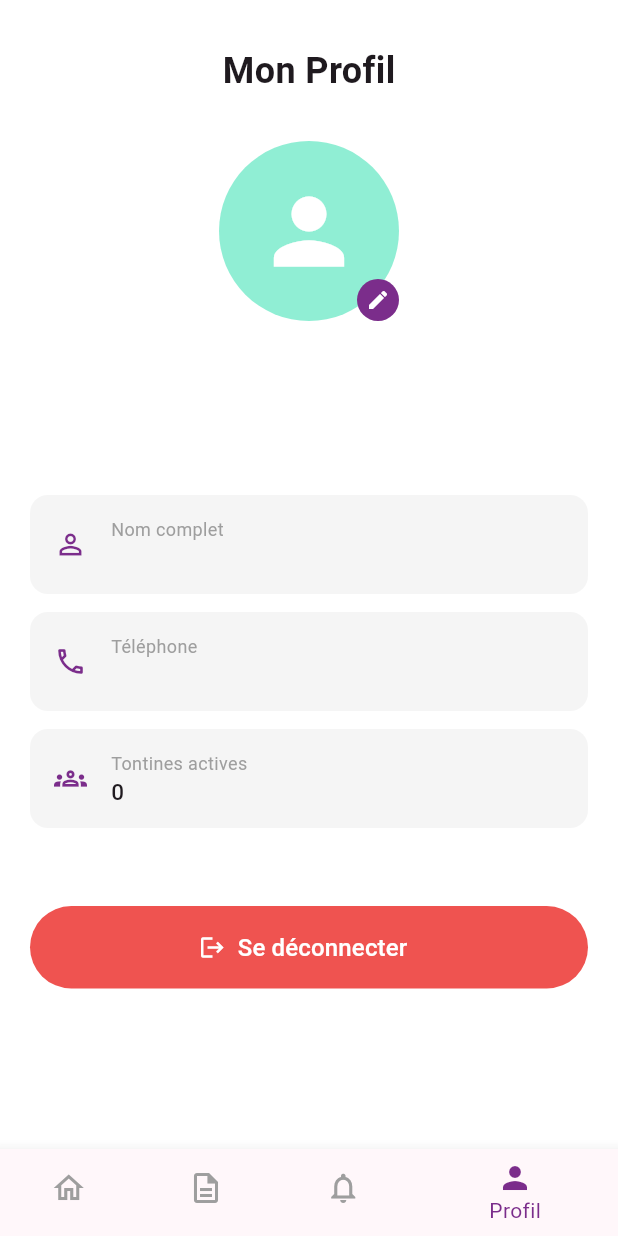
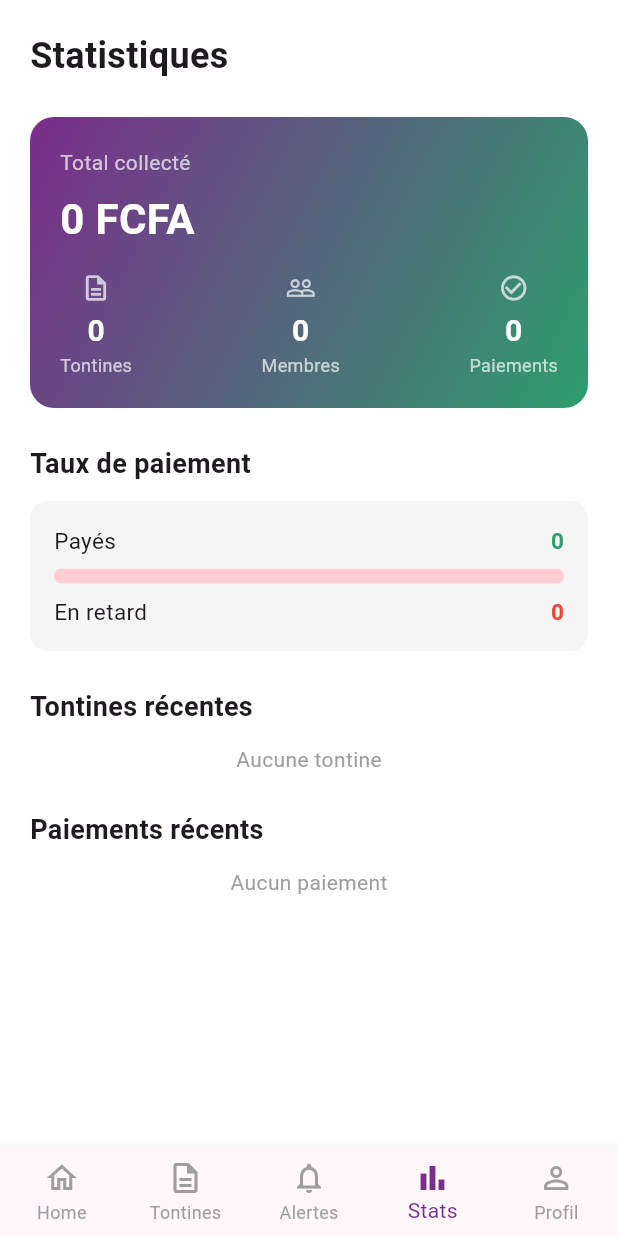
Before and after one commit to Marino0503/njangui, a Flutter app: the MainScreen screen opened directly, item 4 of the bottom bar chosen, on a phone screen of 412 x 824 dp. Run offline on Flutter 3.47's test engine with Material 3 defaults, Android fonts, the phone set to English and light mode, and no system bars; our stand-ins replace cloud_firestore, firebase_auth, firebase_core; accounts and stored records are empty.

Commit message:
feat:Statistiques et rapport

```diff
--- a/lib/screens/main_screen.dart
+++ b/lib/screens/main_screen.dart
@@ -1,9 +1,12 @@
 import 'package:flutter/material.dart';
 import '../data/notifications_data.dart';
+import '../services/firestore_service.dart';
+import '../models/notification_model.dart';
 import 'home_screen.dart';
 import 'tontines_screen.dart';
 import 'profil_screen.dart';
 import 'notification_screen.dart';
+import 'statistiques_screen.dart';
 
 class MainScreen extends StatefulWidget {
   const MainScreen({super.key});
@@ -14,12 +17,12 @@ class MainScreen extends StatefulWidget {
 
 class _MainScreenState extends State<MainScreen> {
   int _currentIndex = 0;
-  final NotificationsData _notifData = NotificationsData();
 
   final List<Widget> _pages = const [
     HomeScreen(),
     TontinesScreen(),
     NotificationScreen(),
+    StatistiquesScreen(),
     ProfilScreen(),
   ];
 
@@ -27,13 +30,20 @@ class _MainScreenState extends State<MainScreen> {
   Widget build(BuildContext context) {
     return Scaffold(
       body: _pages[_currentIndex],
-      bottomNavigationBar: BottomNavigationBar(
+      bottomNavigationBar: StreamBuilder<List<NotificationModel>>(
+        stream: FirestoreService().getNotifications(),
+        builder: (context, snapshot) {
+          final notifications = snapshot.data ?? [];
+          final nonLues = notifications.where((n) => !n.lu).length;
+
+          return BottomNavigationBar(
             currentIndex: _currentIndex,
             onTap: (index) {
               setState(() => _currentIndex = index);
             },
             selectedItemColor: const Color(0xFF7B2D8B),
             unselectedItemColor: Colors.grey,
+            type: BottomNavigationBarType.fixed,
             items: [
               const BottomNavigationBarItem(
                 icon: Icon(Icons.home_outlined),
@@ -46,19 +56,25 @@ class _MainScreenState extends State<MainScreen> {
                 label: 'Tontines',
               ),
 
-          // ── Icône notifications avec badge ──
+              // ── Notifications avec badge ──
               BottomNavigationBarItem(
                 icon: Badge(
-              isLabelVisible: _notifData.nonLues > 0,
-              label: Text('${_notifData.nonLues}'),
+                  isLabelVisible: nonLues > 0,
+                  label: Text('$nonLues'),
                   child: const Icon(Icons.notifications_outlined),
                 ),
                 activeIcon: Badge(
-              isLabelVisible: _notifData.nonLues > 0,
-              label: Text('${_notifData.nonLues}'),
+                  isLabelVisible: nonLues > 0,
+                  label: Text('$nonLues'),
                   child: const Icon(Icons.notifications),
                 ),
                 label: 'Alertes',
+              ),
+
+              const BottomNavigationBarItem(
+                icon: Icon(Icons.bar_chart_outlined),
+                activeIcon: Icon(Icons.bar_chart),
+                label: 'Stats',
               ),
 
               const BottomNavigationBarItem(
@@ -67,6 +83,8 @@ class _MainScreenState extends State<MainScreen> {
                 label: 'Profil',
               ),
             ],
+          );
+        },
       ),
     );
   }
--- /dev/null
+++ b/lib/screens/statistiques_screen.dart
@@ -0,0 +1,409 @@
+import 'package:flutter/material.dart';
+import '../services/firestore_service.dart';
+import '../models/tontine.dart';
+import '../models/paiement.dart';
+import '../utils/formatage.dart';
+import '../widgets/error_state.dart';
+
+class StatistiquesScreen extends StatelessWidget {
+  const StatistiquesScreen({super.key});
+
+  @override
+  Widget build(BuildContext context) {
+    return Scaffold(
+      backgroundColor: Colors.white,
+      body: SafeArea(
+        child: SingleChildScrollView(
+          padding: const EdgeInsets.symmetric(horizontal: 20),
+          child: Column(
+            crossAxisAlignment: CrossAxisAlignment.start,
+            children: [
+              const SizedBox(height: 20),
+
+              // ── Titre ──
+              const Text(
+                'Statistiques',
+                style: TextStyle(fontSize: 24, fontWeight: FontWeight.bold),
+              ),
+
+              const SizedBox(height: 24),
+
+              // ── Stats globales ──
+              StreamBuilder<Map<String, dynamic>>(
+                stream: FirestoreService().getStats(),
+                builder: (context, snapshot) {
+                  if (snapshot.connectionState == ConnectionState.waiting) {
+                    return const Center(
+                      child: CircularProgressIndicator(
+                        color: Color(0xFF2E9E6E),
+                      ),
+                    );
+                  }
+
+                  if (snapshot.hasError) {
+                    return ErrorState(
+                      message: 'Impossible de charger les statistiques.',
+                      onReessayer: () {},
+                    );
+                  }
+
+                  final stats = snapshot.data ?? {};
+                  final nombreTontines = stats['nombreTontines'] ?? 0;
+                  final nombreMembres = stats['nombreMembres'] ?? 0;
+                  final totalPaye = stats['totalPaye'] ?? 0.0;
+                  final nombrePaies = stats['nombrePaies'] ?? 0;
+                  final nombreRetards = stats['nombreRetards'] ?? 0;
+
+                  return Column(
+                    crossAxisAlignment: CrossAxisAlignment.start,
+                    children: [
+                      // ── Carte principale ──
+                      Container(
+                        width: double.infinity,
+                        padding: const EdgeInsets.all(20),
+                        decoration: BoxDecoration(
+                          gradient: const LinearGradient(
+                            colors: [Color(0xFF7B2D8B), Color(0xFF2E9E6E)],
+                            begin: Alignment.topLeft,
+                            end: Alignment.bottomRight,
+                          ),
+                          borderRadius: BorderRadius.circular(16),
+                        ),
+                        child: Column(
+                          crossAxisAlignment: CrossAxisAlignment.start,
+                          children: [
+                            const Text(
+                              'Total collecté',
+                              style: TextStyle(
+                                fontSize: 14,
+                                color: Colors.white70,
+                              ),
+                            ),
+                            const SizedBox(height: 8),
+                            Text(
+                              Formatage.montant((totalPaye as num).toDouble()),
+                              style: const TextStyle(
+                                fontSize: 28,
+                                fontWeight: FontWeight.bold,
+                                color: Colors.white,
+                              ),
+                            ),
+                            const SizedBox(height: 16),
+                            Row(
+                              mainAxisAlignment: MainAxisAlignment.spaceBetween,
+                              children: [
+                                _buildMiniStat(
+                                  '$nombreTontines',
+                                  'Tontines',
+                                  Icons.description_outlined,
+                                ),
+                                _buildMiniStat(
+                                  '$nombreMembres',
+                                  'Membres',
+                                  Icons.people_outline,
+                                ),
+                                _buildMiniStat(
+                                  '$nombrePaies',
+                                  'Paiements',
+                                  Icons.check_circle_outline,
+                                ),
+                              ],
+                            ),
+                          ],
+                        ),
+                      ),
+
+                      const SizedBox(height: 24),
+
+                      // ── Taux de paiement ──
+                      const Text(
+                        'Taux de paiement',
+                        style: TextStyle(
+                          fontSize: 18,
+                          fontWeight: FontWeight.bold,
+                        ),
+                      ),
+
+                      const SizedBox(height: 12),
+
+                      Container(
+                        width: double.infinity,
+                        padding: const EdgeInsets.all(16),
+                        decoration: BoxDecoration(
+                          color: Colors.grey.shade100,
+                          borderRadius: BorderRadius.circular(12),
+                        ),
+                        child: Column(
+                          children: [
+                            Row(
+                              mainAxisAlignment: MainAxisAlignment.spaceBetween,
+                              children: [
+                                const Text(
+                                  'Payés',
+                                  style: TextStyle(fontSize: 15),
+                                ),
+                                Text(
+                                  '$nombrePaies',
+                                  style: const TextStyle(
+                                    fontSize: 15,
+                                    fontWeight: FontWeight.bold,
+                                    color: Color(0xFF2E9E6E),
+                                  ),
+                                ),
+                              ],
+                            ),
+                            const SizedBox(height: 8),
+
+                            // Barre de progression
+                            ClipRRect(
+                              borderRadius: BorderRadius.circular(10),
+                              child: LinearProgressIndicator(
+                                value: nombrePaies + nombreRetards > 0
+                                    ? nombrePaies /
+                                          (nombrePaies + nombreRetards)
+                                    : 0,
+                                backgroundColor: Colors.red.shade100,
+                                valueColor: const AlwaysStoppedAnimation<Color>(
+                                  Color(0xFF2E9E6E),
+                                ),
+                                minHeight: 10,
+                              ),
+                            ),
+
+                            const SizedBox(height: 8),
+                            Row(
+                              mainAxisAlignment: MainAxisAlignment.spaceBetween,
+                              children: [
+                                const Text(
+                                  'En retard',
+                                  style: TextStyle(fontSize: 15),
+                                ),
+                                Text(
+                                  '$nombreRetards',
+                                  style: const TextStyle(
+                                    fontSize: 15,
+                                    fontWeight: FontWeight.bold,
+                                    color: Colors.red,
+                                  ),
+                                ),
+                              ],
+                            ),
+                          ],
+                        ),
+                      ),
+
+                      const SizedBox(height: 24),
+
+                      // ── Tontines récentes ──
+                      const Text(
+                        'Tontines récentes',
+                        style: TextStyle(
+                          fontSize: 18,
+                          fontWeight: FontWeight.bold,
+                        ),
+                      ),
+
+                      const SizedBox(height: 12),
+
+                      StreamBuilder<List<Tontine>>(
+                        stream: FirestoreService().getTontines(),
+                        builder: (context, tontinesSnapshot) {
+                          final tontines = tontinesSnapshot.data ?? [];
+
+                          if (tontines.isEmpty) {
+                            return const Center(
+                              child: Text(
+                                'Aucune tontine',
+                                style: TextStyle(color: Colors.grey),
+                              ),
+                            );
+                          }
+
+                          return Column(
+                            children: tontines
+                                .take(3)
+                                .map((t) => _buildTontineStat(t))
+                                .toList(),
+                          );
+                        },
+                      ),
+
+                      const SizedBox(height: 24),
+
+                      // ── Paiements récents ──
+                      const Text(
+                        'Paiements récents',
+                        style: TextStyle(
+                          fontSize: 18,
+                          fontWeight: FontWeight.bold,
+                        ),
+                      ),
+
+                      const SizedBox(height: 12),
+
+                      StreamBuilder<List<Paiement>>(
+                        stream: FirestoreService().getTousPaiements(),
+                        builder: (context, paiementsSnapshot) {
+                          final paiements = paiementsSnapshot.data ?? [];
+
+                          if (paiements.isEmpty) {
+                            return const Center(
+                              child: Text(
+                                'Aucun paiement',
+                                style: TextStyle(color: Colors.grey),
+                              ),
+                            );
+                          }
+
+                          return Column(
+                            children: paiements
+                                .take(5)
+                                .map((p) => _buildPaiementStat(p))
+                                .toList(),
+                          );
+                        },
+                      ),
+
+                      const SizedBox(height: 30),
+                    ],
+                  );
+                },
+              ),
+            ],
+          ),
+        ),
+      ),
+    );
+  }
+
+  // ── Mini stat pour la carte principale ──
+  Widget _buildMiniStat(String valeur, String label, IconData icon) {
+    return Column(
+      children: [
+        Icon(icon, color: Colors.white70, size: 20),
+        const SizedBox(height: 4),
+        Text(
+          valeur,
+          style: const TextStyle(
+            fontSize: 20,
+            fontWeight: FontWeight.bold,
+            color: Colors.white,
+          ),
+        ),
+        Text(
+          label,
+          style: const TextStyle(fontSize: 12, color: Colors.white70),
+        ),
+      ],
+    );
+  }
+
+  // ── Stat par tontine ──
+  Widget _buildTontineStat(Tontine tontine) {
+    final membresPayes = tontine.membres.where((m) => m.aPaye).length;
+    final totalMembres = tontine.membres.length;
+    final progression = totalMembres > 0 ? membresPayes / totalMembres : 0.0;
+
+    return Container(
+      margin: const EdgeInsets.only(bottom: 10),
+      padding: const EdgeInsets.all(16),
+      decoration: BoxDecoration(
+        color: Colors.grey.shade100,
+        borderRadius: BorderRadius.circular(12),
+      ),
+      child: Column(
+        crossAxisAlignment: CrossAxisAlignment.start,
+        children: [
+          Row(
+            mainAxisAlignment: MainAxisAlignment.spaceBetween,
+            children: [
+              Text(
+                tontine.nom,
+                style: const TextStyle(
+                  fontSize: 15,
+                  fontWeight: FontWeight.bold,
+                ),
+              ),
+              Text(
+                '$membresPayes/$totalMembres payés',
+                style: const TextStyle(fontSize: 13, color: Colors.grey),
+              ),
+            ],
+          ),
+          const SizedBox(height: 8),
+          ClipRRect(
+            borderRadius: BorderRadius.circular(10),
+            child: LinearProgressIndicator(
+              value: progression,
+              backgroundColor: Colors.grey.shade300,
+              valueColor: const AlwaysStoppedAnimation<Color>(
+                Color(0xFF2E9E6E),
+              ),
+              minHeight: 8,
+            ),
+          ),
+          const SizedBox(height: 4),
+          Text(
+            Formatage.montant(tontine.montant) + '/${tontine.frequence}',
+            style: const TextStyle(fontSize: 12, color: Colors.grey),
+          ),
+        ],
+      ),
+    );
+  }
+
+  // ── Stat par paiement ──
+  Widget _buildPaiementStat(Paiement paiement) {
+    final estPaye = paiement.statut == 'paye';
+    return Container(
+      margin: const EdgeInsets.only(bottom: 8),
+      padding: const EdgeInsets.all(12),
+      decoration: BoxDecoration(
+        color: estPaye ? const Color(0xFFEFF9F6) : Colors.red.shade50,
+        borderRadius: BorderRadius.circular(12),
+        border: Border.all(
+          color: estPaye ? const Color(0xFF2E9E6E) : Colors.red.shade200,
+        ),
+      ),
+      child: Row(
+        mainAxisAlignment: MainAxisAlignment.spaceBetween,
+        children: [
+          Row(
+            children: [
+              Icon(
+                estPaye ? Icons.check_circle : Icons.cancel,
+                color: estPaye ? const Color(0xFF2E9E6E) : Colors.red,
+                size: 20,
+              ),
+              const SizedBox(width: 10),
+              Column(
+                crossAxisAlignment: CrossAxisAlignment.start,
+                children: [
+                  Text(
+                    paiement.membreNom,
+                    style: const TextStyle(
+                      fontSize: 14,
+                      fontWeight: FontWeight.w500,
+                    ),
+                  ),
+                  Text(
+                    paiement.tontineNom,
+                    style: const TextStyle(fontSize: 12, color: Colors.grey),
+                  ),
+                ],
+              ),
+            ],
+          ),
+          Text(
+            Formatage.montant(paiement.montant),
+            style: TextStyle(
+              fontSize: 14,
+              fontWeight: FontWeight.bold,
+              color: estPaye ? const Color(0xFF2E9E6E) : Colors.red,
+            ),
+          ),
+        ],
+      ),
+    );
+  }
+}
--- a/lib/services/firestore_service.dart
+++ b/lib/services/firestore_service.dart
@@ -213,4 +213,52 @@ class FirestoreService {
       }).toList()..sort((a, b) => b.date.compareTo(a.date));
     });
   }
+  // ════════════════════════════════════════
+  //           STATISTIQUES
+  // ════════════════════════════════════════
+
+  // Récupère les stats globales
+  Stream<Map<String, dynamic>> getStats() {
+    return _tontines.snapshots().asyncMap((tontinesSnapshot) async {
+      final tontines = tontinesSnapshot.docs;
+
+      // Nombre total de tontines
+      final nombreTontines = tontines.length;
+
+      // Nombre total de membres
+      int nombreMembres = 0;
+      for (var doc in tontines) {
+        final data = doc.data() as Map<String, dynamic>;
+        final membres = data['membres'] as List<dynamic>? ?? [];
+        nombreMembres += membres.length;
+      }
+
+      // Paiements
+      final paiementsSnapshot = await _paiements.get();
+      final paiements = paiementsSnapshot.docs;
+
+      // Total payé
+      double totalPaye = 0;
+      int nombrePaies = 0;
+      int nombreRetards = 0;
+
+      for (var doc in paiements) {
+        final data = doc.data() as Map<String, dynamic>;
+        if (data['statut'] == 'paye') {
+          totalPaye += (data['montant'] as num).toDouble();
+          nombrePaies++;
+        } else {
+          nombreRetards++;
+        }
+      }
+
+      return {
+        'nombreTontines': nombreTontines,
+        'nombreMembres': nombreMembres,
+        'totalPaye': totalPaye,
+        'nombrePaies': nombrePaies,
+        'nombreRetards': nombreRetards,
+      };
+    });
+  }
 }
```
Lines whose indentation alone changed are shown as unchanged.
